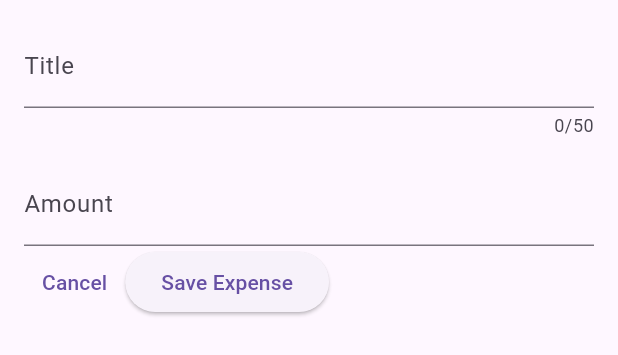
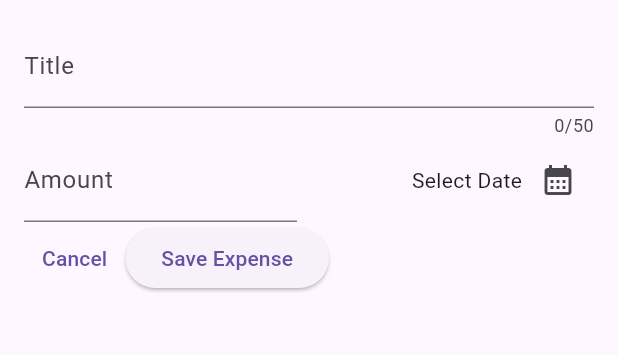
Before and after one commit to aminyous/expence_tracker, a Flutter app: the NewExpense widget shown alone on an empty page, opened directly, on a phone screen of 412 x 824 dp. Shown: the top 355 px of the screen. Run offline on Flutter 3.47's test engine with Material 3 defaults, Android fonts, the phone set to English and light mode, and no system bars.

Commit message:
Work with Date Picker - Phase 1

```diff
--- a/lib/new_expense.dart
+++ b/lib/new_expense.dart
@@ -10,6 +10,17 @@ class NewExpense extends StatefulWidget {
 class _NewExpenseState extends State<NewExpense> {
   final _titleController = TextEditingController();
   final _amountController = TextEditingController();
+
+  void _presentDatePicker() {
+    final now = DateTime.now();
+    final firstDate = DateTime(now.year - 1, now.month, now.day);
+
+    showDatePicker(
+        context: context,
+        initialDate: now,
+        firstDate: firstDate,
+        lastDate: now);
+  }
 
   @override
   void dispose() {
@@ -31,8 +42,10 @@ class _NewExpenseState extends State<NewExpense> {
               label: Text('Title'),
             ),
           ),
-          const SizedBox(height: 16),
-          TextField(
+          Row(
+            children: [
+              Expanded(
+                child: TextField(
                   controller: _amountController,
                   keyboardType: TextInputType.number,
                   decoration: const InputDecoration(
@@ -40,10 +53,29 @@ class _NewExpenseState extends State<NewExpense> {
                     label: Text('Amount'),
                   ),
                 ),
+              ),
+              const SizedBox(width: 16),
+              Expanded(
+                child: Row(
+                  mainAxisAlignment: MainAxisAlignment.end,
+                  crossAxisAlignment: CrossAxisAlignment.center,
+                  children: [
+                    const Text('Select Date'),
+                    IconButton(
+                      onPressed: _presentDatePicker,
+                      icon: const Icon(Icons.calendar_month),
+                    ),
+                  ],
+                ),
+              ),
+            ],
+          ),
           Row(
             children: [
               TextButton(
-                onPressed: () {Navigator.pop(context);},
+                onPressed: () {
+                  Navigator.pop(context);
+                },
                 child: const Text('Cancel'),
               ),
               ElevatedButton(
```
Lines whose indentation alone changed are shown as unchanged.
